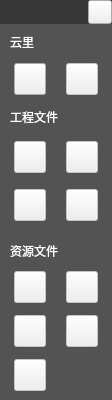
This is src/MyWidgets/loginwidget.ui in leoxxw/myshotcut as Qt 5 draws it before an edit. The edited form follows.
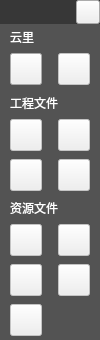
This is the edited form. Icons and pictures are not drawn.

Patch:
```diff
--- a/src/MyWidgets/loginwidget.ui
+++ b/src/MyWidgets/loginwidget.ui
@@ -6,8 +6,8 @@
    <rect>
     <x>0</x>
     <y>0</y>
-    <width>112</width>
-    <height>400</height>
+    <width>100</width>
+    <height>340</height>
    </rect>
   </property>
   <property name="maximumSize">
@@ -872,7 +872,7 @@
             </property>
             <property name="geometry">
              <rect>
-              <x>14</x>
+              <x>10</x>
               <y>4</y>
               <width>32</width>
               <height>32</height>
```
